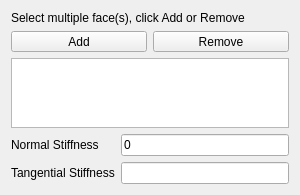
Before: the Qt Designer form src/Mod/Fem/Gui/TaskFemConstraintSpring.ui in southseact-3d/fcd, drawn with Qt 5.
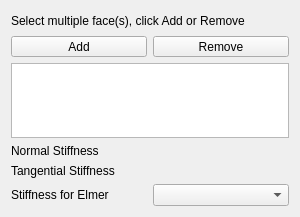
After: the same form once the commit is applied. Custom widgets are drawn as their Qt base class.

Commit message:
[FEM] activate spring constraint
- the spring constraint is currently unused but it can be used for Elmer mechanical analyses
This PR does so and also overhaul the dialog UI.
- use the spring constraint also in an example file

```diff
--- a/src/Mod/Fem/Gui/TaskFemConstraintSpring.ui
+++ b/src/Mod/Fem/Gui/TaskFemConstraintSpring.ui
@@ -7,7 +7,7 @@
     <x>0</x>
     <y>0</y>
     <width>300</width>
-    <height>191</height>
+    <height>217</height>
    </rect>
   </property>
   <property name="windowTitle">
@@ -59,22 +59,36 @@
    </item>
    <item>
     <widget class="QListWidget" name="lw_references">
-     <property name="sizePolicy">
-      <sizepolicy hsizetype="Expanding" vsizetype="Expanding">
-       <horstretch>0</horstretch>
-       <verstretch>0</verstretch>
-      </sizepolicy>
-     </property>
-     <property name="baseSize">
+     <property name="maximumSize">
       <size>
-       <width>0</width>
-       <height>0</height>
+       <width>16777215</width>
+       <height>75</height>
       </size>
      </property>
     </widget>
    </item>
    <item>
     <layout class="QGridLayout" name="gridLayout_2">
+     <item row="2" column="0">
+      <widget class="QLabel" name="label_2">
+       <property name="sizePolicy">
+        <sizepolicy hsizetype="Preferred" vsizetype="Preferred">
+         <horstretch>0</horstretch>
+         <verstretch>0</verstretch>
+        </sizepolicy>
+       </property>
+       <property name="text">
+        <string>Tangential Stiffness</string>
+       </property>
+      </widget>
+     </item>
+     <item row="2" column="1">
+      <widget class="Gui::QuantitySpinBox" name="if_tan">
+       <property name="unit" stdset="0">
+        <string notr="true"/>
+       </property>
+      </widget>
+     </item>
      <item row="0" column="0">
       <widget class="QLabel" name="label_1">
        <property name="text">
@@ -83,38 +97,24 @@
       </widget>
      </item>
      <item row="0" column="1">
-      <widget class="Gui::InputField" name="if_norm">
-       <property name="text">
-        <string notr="true">0 </string>
-       </property>
+      <widget class="Gui::QuantitySpinBox" name="if_norm">
        <property name="unit" stdset="0">
         <string notr="true"/>
        </property>
       </widget>
      </item>
-     <item row="1" column="0">
-      <widget class="QLabel" name="label_2">
-       <property name="sizePolicy">
-        <sizepolicy hsizetype="Preferred" vsizetype="Preferred">
-         <horstretch>0</horstretch>
-         <verstretch>0</verstretch>
-        </sizepolicy>
-       </property>
+     <item row="3" column="0">
+      <widget class="QLabel" name="label">
        <property name="text">
-        <string>Tangential Stiffness</string>
+        <string>Stiffness for Elmer</string>
        </property>
       </widget>
      </item>
-     <item row="1" column="1">
-      <widget class="Gui::InputField" name="if_tan">
-       <property name="sizePolicy">
-        <sizepolicy hsizetype="Expanding" vsizetype="Fixed">
-         <horstretch>0</horstretch>
-         <verstretch>0</verstretch>
-        </sizepolicy>
-       </property>
-       <property name="unit" stdset="0">
-        <string notr="true"/>
+     <item row="3" column="1">
+      <widget class="QComboBox" name="ElmerStiffnessCB">
+       <property name="toolTip">
+        <string>What stiffness should be
+used for the Elmer solver</string>
        </property>
       </widget>
      </item>
@@ -124,9 +124,9 @@
  </widget>
  <customwidgets>
   <customwidget>
-   <class>Gui::InputField</class>
-   <extends>QLineEdit</extends>
-   <header>Gui/InputField.h</header>
+   <class>Gui::QuantitySpinBox</class>
+   <extends>QWidget</extends>
+   <header>Gui/QuantitySpinBox.h</header>
   </customwidget>
  </customwidgets>
  <resources/>
```
The commit also changes 10 other files.
